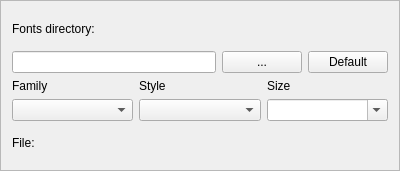
First picture: the form in fontselectframe.ui, repository andryblack/fontbuilder, before the edit.
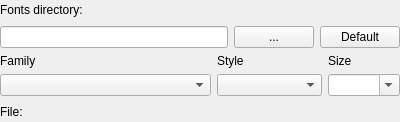
Second picture: the form after the edit.

Patch:
```diff
--- a/fontselectframe.ui
+++ b/fontselectframe.ui
@@ -1,17 +1,17 @@
 <?xml version="1.0" encoding="UTF-8"?>
 <ui version="4.0">
  <class>FontSelectFrame</class>
- <widget class="QFrame" name="FontSelectFrame">
+ <widget class="QWidget" name="FontSelectFrame">
   <property name="geometry">
    <rect>
     <x>0</x>
     <y>0</y>
     <width>400</width>
-    <height>171</height>
+    <height>122</height>
    </rect>
   </property>
   <property name="sizePolicy">
-   <sizepolicy hsizetype="Preferred" vsizetype="Minimum">
+   <sizepolicy hsizetype="Minimum" vsizetype="Minimum">
     <horstretch>0</horstretch>
     <verstretch>0</verstretch>
    </sizepolicy>
@@ -22,13 +22,13 @@
   <property name="locale">
    <locale language="English" country="UnitedStates"/>
   </property>
-  <property name="frameShape">
-   <enum>QFrame::StyledPanel</enum>
-  </property>
-  <property name="frameShadow">
-   <enum>QFrame::Raised</enum>
-  </property>
   <layout class="QVBoxLayout" name="verticalLayout">
+   <property name="sizeConstraint">
+    <enum>QLayout::SetMinimumSize</enum>
+   </property>
+   <property name="margin">
+    <number>0</number>
+   </property>
    <item>
     <widget class="QLabel" name="label">
      <property name="text">
@@ -40,7 +40,7 @@
     </widget>
    </item>
    <item>
-    <layout class="QHBoxLayout" name="horizontalLayout">
+    <layout class="QHBoxLayout" name="horizontalLayout" stretch="1,0,0">
      <item>
       <widget class="QLineEdit" name="lineEditFontsDir">
        <property name="enabled">
@@ -68,7 +68,7 @@
     </layout>
    </item>
    <item>
-    <layout class="QGridLayout" name="gridLayout">
+    <layout class="QGridLayout" name="gridLayout" columnstretch="2,1,0" columnminimumwidth="0,0,1">
      <item row="1" column="0">
       <widget class="QLabel" name="label_Family">
        <property name="text">
```
